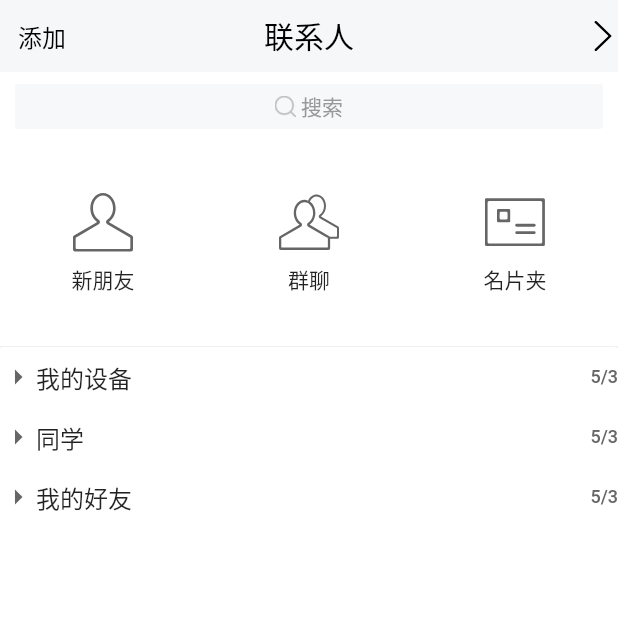
After one commit to cscxj/flutter_tim, a Flutter app: the screen it shows after launch, after a tap on an icon or button, on a phone screen of 412 x 824 dp, the top half of it. The commit adds this screen. Run offline on Flutter 3.47's test engine with Material 2 defaults, Android fonts, the phone set to English and light mode, and no system bars; drawn by our look-alikes of sticky_headers; our stand-ins replace flutter_svg.

Commit message:
联系人列表

```diff
--- /dev/null
+++ b/lib/entities/contact_group.dart
@@ -0,0 +1,53 @@
+class ContactGroup {
+  bool display;
+  int activeCount;
+  String groupName;
+  List<Contact> contactList;
+
+  ContactGroup({this.display:false, this.activeCount:0, this.groupName:'', this.contactList:const []});
+
+  ContactGroup.fromJson(Map<String, dynamic> json) {
+    display = json['display'];
+    activeCount = json['activeCount'];
+    groupName = json['groupName'];
+    if (json['contacts'] != null) {
+      contactList = new List<Contact>();
+      json['contacts'].forEach((v) {
+        contactList.add(new Contact.fromJson(v));
+      });
+    }
+  }
+
+  Map<String, dynamic> toJson() {
+    final Map<String, dynamic> data = new Map<String, dynamic>();
+    data['display'] = this.display;
+    data['activeCount'] = this.activeCount;
+    data['groupName'] = this.groupName;
+    if (this.contactList != null) {
+      data['contacts'] = this.contactList.map((v) => v.toJson()).toList();
+    }
+    return data;
+  }
+}
+
+class Contact {
+  String picture;
+  String name;
+  bool online;
+
+  Contact({this.picture:'', this.name:'', this.online:false});
+
+  Contact.fromJson(Map<String, dynamic> json) {
+    picture = json['picture'];
+    name = json['name'];
+    online = json['online'];
+  }
+
+  Map<String, dynamic> toJson() {
+    final Map<String, dynamic> data = new Map<String, dynamic>();
+    data['picture'] = this.picture;
+    data['name'] = this.name;
+    data['online'] = this.online;
+    return data;
+  }
+}
--- a/lib/main.dart
+++ b/lib/main.dart
@@ -1,5 +1,4 @@
 import 'package:flutter/material.dart';
-import 'package:flutter_inner_drawer/inner_drawer.dart';
 import 'package:flutter_tim/pages/home_page.dart';
 import 'package:flutter_tim/pages/user_info_page.dart';
 
--- /dev/null
+++ b/lib/pages/contacts_page.dart
@@ -0,0 +1,122 @@
+import 'package:flutter/gestures.dart';
+import 'package:flutter/material.dart';
+import 'package:flutter_svg/svg.dart';
+import 'package:flutter_tim/entities/contact_group.dart';
+import 'package:flutter_tim/pages/contacts_page/group_item.dart';
+import 'package:sticky_headers/sticky_headers.dart';
+import 'package:flutter_tim/widgets/fake_search_bar.dart';
+
+class ContactsPage extends StatefulWidget {
+  @override
+  _ContactsPageState createState() => _ContactsPageState();
+}
+
+class _ContactsPageState extends State<ContactsPage> {
+  List<Map<String, String>> subareaData = [
+    {'icon': 'assets/svg/pengYou.svg', 'text': '新朋友'},
+    {'icon': 'assets/svg/qun.svg', 'text': '群聊'},
+    {'icon': 'assets/svg/minPian.svg', 'text': '名片夹'}
+  ];
+  List<ContactGroup> groups = [
+    ContactGroup(
+        groupName: '我的设备',
+        activeCount: 5,
+        contactList: [
+          Contact(picture: 'assets/touXiang.jpg', name: '张三'),
+          Contact(picture: 'assets/bg.png', name: '李四'),
+          Contact(picture: 'assets/touXiang.jpg', name: '王五')
+        ]),
+    ContactGroup(
+        groupName: '同学',
+        activeCount: 5,
+        contactList: [
+          Contact(picture: 'assets/touXiang.jpg', name: '张三'),
+          Contact(picture: 'assets/bg.png', name: '李四'),
+          Contact(picture: 'assets/touXiang.jpg', name: '王五')
+        ]),
+    ContactGroup(
+        groupName: '我的好友',
+        activeCount: 5,
+        contactList: [
+          Contact(picture: 'assets/touXiang.jpg', name: '张三'),
+          Contact(picture: 'assets/bg.png', name: '李四'),
+          Contact(picture: 'assets/touXiang.jpg', name: '王五')
+        ])
+  ];
+
+  @override
+  Widget build(BuildContext context) {
+    return Scaffold(
+      backgroundColor: Color(0xfff6f7f9),
+      appBar: PreferredSize(
+        preferredSize: Size.fromHeight(48.0),
+        child: AppBar(
+          elevation: 0.0,
+          backgroundColor: Color(0xfff6f7f9),
+          centerTitle: true,
+          leading: Center(
+              child: Text(
+            '添加',
+            style: TextStyle(color: Colors.black, fontSize: 16.0),
+          )),
+          title: Text(
+            '联系人',
+            style: TextStyle(color: Colors.black),
+          ),
+          actions: <Widget>[
+            SvgPicture.asset(
+              'assets/svg/arrow_right.svg',
+              width: 20.0,
+              color: Colors.black,
+            )
+          ],
+        ),
+      ),
+      body: LayoutBuilder(
+        builder: (_, constrainters) {
+          return Container(
+            height: constrainters.maxHeight,
+            color: Colors.white,
+            child: SingleChildScrollView(
+              physics: BouncingScrollPhysics(
+                  parent: AlwaysScrollableScrollPhysics()),
+              child: Column(
+                children: <Widget>[
+                  FakeSearchBar(),
+                  GridView.builder(
+                      physics: NeverScrollableScrollPhysics(),
+                      itemCount: 3,
+                      shrinkWrap: true,
+                      gridDelegate: SliverGridDelegateWithFixedCrossAxisCount(
+                          crossAxisCount: 3),
+                      itemBuilder: (_, index) {
+                        return FlatButton(
+                            onPressed: () {},
+                            child: Column(
+                              mainAxisAlignment: MainAxisAlignment.center,
+                              children: <Widget>[
+                                SvgPicture.asset(
+                                  subareaData[index]['icon'],
+                                  width: 40,
+                                ),
+                                Padding(padding: EdgeInsets.only(top: 8)),
+                                Text(subareaData[index]['text'])
+                              ],
+                            ));
+                      }),
+                  Divider(
+                    height: .0,
+                    thickness: .0,
+                  ),
+                  ...groups.map((data) {
+                    return  GroupItem(data: data);
+                  }).toList(),
+                ],
+              ),
+            ),
+          );
+        },
+      ),
+    );
+  }
+}
--- /dev/null
+++ b/lib/pages/contacts_page/group_item.dart
@@ -0,0 +1,90 @@
+import 'package:flutter/material.dart';
+import 'package:flutter_tim/entities/contact_group.dart';
+import 'package:sticky_headers/sticky_headers.dart';
+
+class GroupItem extends StatefulWidget {
+  final ContactGroup data;
+
+  const GroupItem({Key key, @required this.data})
+      : assert(data != null, '联系人列表组件需要传入数据'),
+        super(key: key);
+  @override
+  _GroupItemState createState() => _GroupItemState();
+}
+
+class _GroupItemState extends State<GroupItem> {
+  @override
+  Widget build(BuildContext context) {
+    return StickyHeader(
+      header: FlatButton(
+        color: Colors.white,
+          materialTapTargetSize: MaterialTapTargetSize.shrinkWrap,
+          padding: EdgeInsets.zero,
+          onPressed: () {
+            setState(() {
+              widget.data.display = !widget.data.display;
+            });
+          },
+          child: Container(
+            height: 40.0,
+            child: Row(
+              children: <Widget>[
+                Icon(
+                  widget.data.display
+                      ? Icons.arrow_drop_down
+                      : Icons.arrow_right,
+                  color: Color(0xff666666),
+                  size: 24,
+                ),
+                Text(
+                  widget.data.groupName,
+                  style: TextStyle(fontSize: 16.0),
+                ),
+                Expanded(child: Container()),
+                Text(
+                  '${widget.data.activeCount}/${widget.data.contactList.length}',
+                  style: TextStyle(fontSize: 12.0, color: Color(0xff666666)),
+                )
+              ],
+            ),
+          )),
+      content: widget.data.display
+          ? ListView(
+              physics: NeverScrollableScrollPhysics(),
+              shrinkWrap: true,
+              children: widget.data.contactList.map((contact) {
+                return FlatButton(
+                    onPressed: () {},
+                    materialTapTargetSize: MaterialTapTargetSize.shrinkWrap,
+                    padding: EdgeInsets.symmetric(horizontal: .0),
+                    child: Column(children: <Widget>[
+                      Padding(
+                        padding: EdgeInsets.symmetric(vertical: 6.0),
+                        child: Row(
+                          children: <Widget>[
+                            Padding(
+                              padding: EdgeInsets.symmetric(horizontal: 10.0),
+                              child: ClipOval(
+                                child: Image.asset(
+                                  contact.picture,
+                                  width: 48.0,
+                                  height: 48.0,
+                                  fit: BoxFit.cover,
+                                ),
+                              ),
+                            ),
+                            Expanded(child: Text(contact.name))
+                          ],
+                        ),
+                      ),
+                      Divider(
+                        height: 0,
+                        indent: 60.0,
+                      )
+                    ]));
+              }).toList(),
+            )
+          : Container(),
+    );
+  }
+}
--- a/lib/pages/message_page.dart
+++ b/lib/pages/message_page.dart
@@ -1,7 +1,7 @@
 import 'package:flutter/gestures.dart';
 import 'package:flutter/material.dart';
-import 'package:flutter_inner_drawer/inner_drawer.dart';
 import 'package:flutter_svg/flutter_svg.dart';
+import 'package:flutter_tim/pages/contacts_page.dart';
 import 'package:flutter_tim/pages/message_page/auto_app_bar.dart';
 import 'package:flutter_tim/pages/message_page/message_item.dart';
 import 'package:flutter_tim/widgets/fake_search_bar.dart';
@@ -26,16 +26,32 @@ class _MessagePageState extends State<MessagePage> {
   void initState() {
     _appBarControler = new AutoAppBarControler();
     super.initState();
-    _scrollController = new ScrollController()
-      ..addListener(() {
+
+    _scrollController = new ScrollController()..addListener(_appBarListener);
+  }
+
+  double preOffset = 0.0;
+  double offset = 0.0;
+
+  void _appBarListener() {
+    if (_scrollController.offset < _scrollController.position.maxScrollExtent) {
+      preOffset = offset;
+      offset = _scrollController.offset;
+      if (offset - preOffset > 3.0) {
+        _appBarControler.hide();
+        _appBarState = AppBarState.hide;
+      } else if (offset - preOffset < -3.0) {
+        _appBarControler.show();
+        _appBarState = AppBarState.show;
+      }
+    }
     // 因为滑动速度慢的时候appbar不会变化，防止滑到顶端还隐藏appBar
-        if (_scrollController.position.pixels <
-                MediaQuery.of(context).padding.top + 48 &&
+    if (_scrollController.offset <
+            MediaQuery.of(context).padding.top + 48 + 80 &&
         _appBarState == AppBarState.hide) {
       _appBarControler.show(); // 显示appBar
       _appBarState = AppBarState.show;
     }
-      });
   }
 
   @override
@@ -45,10 +61,18 @@ class _MessagePageState extends State<MessagePage> {
       appBar: AutoAppBar(
         controler: _appBarControler,
         title: '消息',
-        leftIcon: SvgPicture.asset(
+        leftIcon: InkWell(
+          onTap: () {
+            Navigator.push(context,
+                MaterialPageRoute(builder: (BuildContext context) {
+              return ContactsPage();
+            }));
+          },
+          child: SvgPicture.asset(
             'assets/svg/lianXiRen.svg',
             color: Colors.white,
             width: 20,
+          ),
         ),
         rightIcon: SvgPicture.asset(
           'assets/svg/add.svg',
@@ -58,18 +82,8 @@ class _MessagePageState extends State<MessagePage> {
       ),
       drawerDragStartBehavior: DragStartBehavior.down,
       drawerEdgeDragWidth: 300.0,
-      body: Listener(
-          onPointerMove: (e) {
-            double speed = e.delta.dy; // 这个可以当做滚动的速度
-            if (speed > 5.0 && _appBarState == AppBarState.hide) {
-              _appBarControler.show();
-              _appBarState = AppBarState.show;
-            } else if (e.delta.dy < -5.0 && _appBarState == AppBarState.show) {
-              _appBarControler.hide();
-              _appBarState = AppBarState.hide;
-            }
-          },
-          child: ListView(
+      body: ListView(
+        controller: _scrollController,
         physics: BouncingScrollPhysics(parent: AlwaysScrollableScrollPhysics()),
         children: <Widget>[
           FakeSearchBar(),
@@ -77,7 +91,7 @@ class _MessagePageState extends State<MessagePage> {
             return MessageItem();
           })
         ],
-          )),
+      ),
     );
   }
 }
--- a/lib/pages/test.dart
+++ b/lib/pages/test.dart
@@ -1,9 +1,9 @@
 import 'dart:math';
 import 'package:flutter/cupertino.dart';
+import 'package:flutter/gestures.dart';
 import 'package:flutter/material.dart';
 import 'package:flutter/rendering.dart';
 import 'package:flutter/widgets.dart';
-
 
 class TestPage extends StatefulWidget {
   @override
@@ -14,7 +14,17 @@ class _TestPageState extends State<TestPage> {
   @override
   Widget build(BuildContext context) {
     return Scaffold(
-      appBar: AppBar(),
+      body: OverflowBox(
+        child: Row(
+          children: <Widget>[
+            Container(
+              height: 70.0,
+              color: Colors.red,
+              width: MediaQuery.of(context).size.width,
+            ),
+          ],
+        ),
+      )
     );
   }
 }
--- a/lib/widgets/fake_search_bar.dart
+++ b/lib/widgets/fake_search_bar.dart
@@ -7,7 +7,7 @@ class FakeSearchBar extends StatelessWidget {
       margin: EdgeInsets.symmetric(horizontal: 10, vertical: 8),
       height: 30,
       decoration: BoxDecoration(
-        color: Color(0xffe6e6e6),
+        color: Color(0xfff7f8fa),
         borderRadius: BorderRadius.all(Radius.circular(2.0))
       ),
       child: Row(
--- a/pubspec.yaml
+++ b/pubspec.yaml
@@ -20,8 +20,9 @@ dependencies:
   flutter:
     sdk: flutter
   flutter_svg: ^0.17.3+1
-  flutter_inner_drawer: ^0.5.4
-  pull_to_refresh: ^1.5.8
+  sticky_headers: ^0.1.8+1
+  pull_to_refresh: ^1.5.7
+
 
   # The following adds the Cupertino Icons font to your application.
   # Use with the CupertinoIcons class for iOS style icons.
```
Also changed, not shown: lib/pages/chat_page.dart (added, +17 -0 lines), lib/pages/chat_page/chat_app_bar.dart (added, +62 -0 lines), lib/pages/message_page/message_item.dart (+42 -44 lines), lib/pages/user_info_page.dart (+4 -4 lines), lib/utils/scroll_behaviors.dart (added, +8 -0 lines), lib/widgets/drawer_view.dart (added, +17 -0 lines), lib/pages/home_page.dart (line endings or trailing spaces), pubspec.lock, 1 other file. Lines whose indentation alone changed are shown as unchanged.
